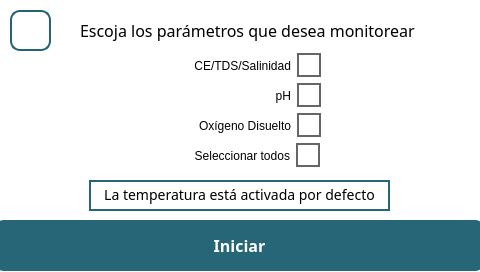
Qt form src/views/MonitoringView/MonitoringSelect.ui (Giocerz/water_quality_rpi_unal) before a commit.
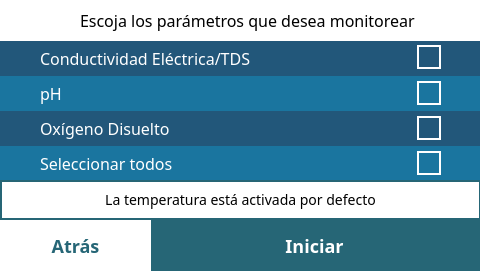
The same form after that commit.

Commit message: feat: update MonitoringSelect UI layout and styles for improved usability

```diff
--- a/src/views/MonitoringView/MonitoringSelect.ui
+++ b/src/views/MonitoringView/MonitoringSelect.ui
@@ -43,9 +43,9 @@
    <widget class="QPushButton" name="initBtn">
     <property name="geometry">
      <rect>
-      <x>-6</x>
+      <x>149</x>
       <y>220</y>
-      <width>491</width>
+      <width>331</width>
       <height>51</height>
      </rect>
     </property>
@@ -53,10 +53,9 @@
      <string notr="true">QPushButton {
 	background-color: #266676;
 	color: white;
-	font-size: 16px;
+	font-size: 18px;
 	font-weight: 500;
 	height: 50px;
-	border-radius: 10px;
 	border: none;
 }</string>
     </property>
@@ -67,32 +66,31 @@
    <widget class="QPushButton" name="backBtn">
     <property name="geometry">
      <rect>
-      <x>10</x>
-      <y>10</y>
-      <width>41</width>
-      <height>41</height>
+      <x>0</x>
+      <y>220</y>
+      <width>151</width>
+      <height>51</height>
      </rect>
     </property>
     <property name="styleSheet">
-     <string notr="true">	height: 40px;
-	border-radius: 10px;
-	border: 2px solid #266276;
+     <string notr="true">QPushButton {
 	background-color: white;
-	color: #00007f;
-	font-weight: 500;
-	font-size: 16px;</string>
+	color: #266676;
+	font-size: 18px;
+	border: none;
+}</string>
     </property>
     <property name="text">
-     <string/>
+     <string>Atrás</string>
     </property>
    </widget>
    <widget class="QCheckBox" name="tdsCheckBox">
     <property name="geometry">
      <rect>
-      <x>170</x>
-      <y>50</y>
-      <width>151</width>
-      <height>31</height>
+      <x>0</x>
+      <y>40</y>
+      <width>441</width>
+      <height>35</height>
      </rect>
     </property>
     <property name="layoutDirection">
@@ -108,7 +106,7 @@
 QCheckBox::indicator {
     width: 20px; /* Ancho del indicador */
     height: 20px; /* Alto del indicador */
-    border: 2px solid #666; /* Borde del indicador */
+    border: 2px solid white; /* Borde del indicador */
 }
 
 QCheckBox::indicator:checked {
@@ -120,88 +118,14 @@
 }</string>
     </property>
     <property name="text">
-     <string>CE/TDS/Salinidad</string>
-    </property>
-   </widget>
-   <widget class="QCheckBox" name="phCheckBox">
-    <property name="geometry">
-     <rect>
-      <x>180</x>
-      <y>80</y>
-      <width>141</width>
-      <height>31</height>
-     </rect>
-    </property>
-    <property name="layoutDirection">
-     <enum>Qt::RightToLeft</enum>
-    </property>
-    <property name="styleSheet">
-     <string notr="true">QCheckBox {
-	background-color: transparent;
-	height: 10px;
-	font: 14px &quot;Poppins&quot;;
-}
-
-QCheckBox::indicator {
-    width: 20px; /* Ancho del indicador */
-    height: 20px; /* Alto del indicador */
-    border: 2px solid #666; /* Borde del indicador */
-}
-
-QCheckBox::indicator:checked {
-    background-color: #00007f; /* Color de fondo cuando está marcado */
-}
-
-QCheckBox::indicator:unchecked {
-    background-color: transparent;
-}</string>
-    </property>
-    <property name="text">
-     <string>pH</string>
-    </property>
-   </widget>
-   <widget class="QCheckBox" name="oxygenCheckBox">
-    <property name="geometry">
-     <rect>
-      <x>150</x>
-      <y>110</y>
-      <width>171</width>
-      <height>31</height>
-     </rect>
-    </property>
-    <property name="layoutDirection">
-     <enum>Qt::RightToLeft</enum>
-    </property>
-    <property name="styleSheet">
-     <string notr="true">QCheckBox {
-	background-color: transparent;
-	height: 10px;
-	font: 14px &quot;Poppins&quot;;
-}
-
-QCheckBox::indicator {
-    width: 20px; /* Ancho del indicador */
-    height: 20px; /* Alto del indicador */
-    border: 2px solid #666; /* Borde del indicador */
-}
-
-QCheckBox::indicator:checked {
-    background-color: #00007f; /* Color de fondo cuando está marcado */
-}
-
-QCheckBox::indicator:unchecked {
-    background-color: transparent;
-}</string>
-    </property>
-    <property name="text">
-     <string>Oxígeno Disuelto</string>
+     <string/>
     </property>
    </widget>
    <widget class="QLabel" name="label">
     <property name="geometry">
      <rect>
       <x>80</x>
-      <y>10</y>
+      <y>0</y>
       <width>361</width>
       <height>41</height>
      </rect>
@@ -210,50 +134,13 @@
      <string>&lt;html&gt;&lt;head/&gt;&lt;body&gt;&lt;p&gt;Escoja los parámetros que desea monitorear&lt;/p&gt;&lt;/body&gt;&lt;/html&gt;</string>
     </property>
    </widget>
-   <widget class="QCheckBox" name="allCheckBox">
-    <property name="geometry">
-     <rect>
-      <x>159</x>
-      <y>140</y>
-      <width>161</width>
-      <height>31</height>
-     </rect>
-    </property>
-    <property name="layoutDirection">
-     <enum>Qt::RightToLeft</enum>
-    </property>
-    <property name="styleSheet">
-     <string notr="true">QCheckBox {
-	background-color: transparent;
-	height: 10px;
-	font: 14px &quot;Poppins&quot;;
-}
-
-QCheckBox::indicator {
-    width: 20px; /* Ancho del indicador */
-    height: 20px; /* Alto del indicador */
-    border: 2px solid #666; /* Borde del indicador */
-}
-
-QCheckBox::indicator:checked {
-    background-color: #00007f; /* Color de fondo cuando está marcado */
-}
-
-QCheckBox::indicator:unchecked {
-    background-color: transparent;
-}</string>
-    </property>
-    <property name="text">
-     <string>Seleccionar todos</string>
-    </property>
-   </widget>
    <widget class="QLabel" name="label_2">
     <property name="geometry">
      <rect>
-      <x>89</x>
+      <x>0</x>
       <y>180</y>
-      <width>301</width>
-      <height>31</height>
+      <width>481</width>
+      <height>40</height>
      </rect>
     </property>
     <property name="styleSheet">
@@ -271,16 +158,262 @@
    <widget class="QLabel" name="imageLbl">
     <property name="geometry">
      <rect>
-      <x>380</x>
-      <y>60</y>
-      <width>101</width>
-      <height>101</height>
+      <x>0</x>
+      <y>41</y>
+      <width>480</width>
+      <height>35</height>
      </rect>
     </property>
+    <property name="styleSheet">
+     <string notr="true">background-color: #22577a;</string>
+    </property>
     <property name="text">
      <string/>
     </property>
    </widget>
+   <widget class="QLabel" name="label_4">
+    <property name="geometry">
+     <rect>
+      <x>0</x>
+      <y>76</y>
+      <width>480</width>
+      <height>35</height>
+     </rect>
+    </property>
+    <property name="styleSheet">
+     <string notr="true">background-color: #1a759f;</string>
+    </property>
+    <property name="text">
+     <string/>
+    </property>
+   </widget>
+   <widget class="QCheckBox" name="phCheckBox">
+    <property name="geometry">
+     <rect>
+      <x>0</x>
+      <y>76</y>
+      <width>441</width>
+      <height>35</height>
+     </rect>
+    </property>
+    <property name="layoutDirection">
+     <enum>Qt::RightToLeft</enum>
+    </property>
+    <property name="styleSheet">
+     <string notr="true">QCheckBox {
+	background-color: transparent;
+	height: 10px;
+	font: 14px &quot;Poppins&quot;;
+}
+
+QCheckBox::indicator {
+    width: 20px; /* Ancho del indicador */
+    height: 20px; /* Alto del indicador */
+    border: 2px solid white; /* Borde del indicador */
+}
+
+QCheckBox::indicator:checked {
+    background-color: #00007f; /* Color de fondo cuando está marcado */
+}
+
+QCheckBox::indicator:unchecked {
+    background-color: transparent;
+}</string>
+    </property>
+    <property name="text">
+     <string/>
+    </property>
+   </widget>
+   <widget class="QLabel" name="label_5">
+    <property name="geometry">
+     <rect>
+      <x>0</x>
+      <y>111</y>
+      <width>480</width>
+      <height>35</height>
+     </rect>
+    </property>
+    <property name="styleSheet">
+     <string notr="true">background-color: #22577a;</string>
+    </property>
+    <property name="text">
+     <string/>
+    </property>
+   </widget>
+   <widget class="QCheckBox" name="oxygenCheckBox">
+    <property name="geometry">
+     <rect>
+      <x>0</x>
+      <y>111</y>
+      <width>441</width>
+      <height>35</height>
+     </rect>
+    </property>
+    <property name="layoutDirection">
+     <enum>Qt::RightToLeft</enum>
+    </property>
+    <property name="styleSheet">
+     <string notr="true">QCheckBox {
+	background-color: transparent;
+	height: 10px;
+	font: 14px &quot;Poppins&quot;;
+}
+
+QCheckBox::indicator {
+    width: 20px; /* Ancho del indicador */
+    height: 20px; /* Alto del indicador */
+    border: 2px solid white; /* Borde del indicador */
+}
+
+QCheckBox::indicator:checked {
+    background-color: #00007f; /* Color de fondo cuando está marcado */
+}
+
+QCheckBox::indicator:unchecked {
+    background-color: transparent;
+}</string>
+    </property>
+    <property name="text">
+     <string/>
+    </property>
+   </widget>
+   <widget class="QLabel" name="label_6">
+    <property name="geometry">
+     <rect>
+      <x>0</x>
+      <y>146</y>
+      <width>480</width>
+      <height>35</height>
+     </rect>
+    </property>
+    <property name="styleSheet">
+     <string notr="true">background-color: #1a759f;</string>
+    </property>
+    <property name="text">
+     <string/>
+    </property>
+   </widget>
+   <widget class="QCheckBox" name="allCheckBox">
+    <property name="geometry">
+     <rect>
+      <x>0</x>
+      <y>146</y>
+      <width>441</width>
+      <height>35</height>
+     </rect>
+    </property>
+    <property name="layoutDirection">
+     <enum>Qt::RightToLeft</enum>
+    </property>
+    <property name="styleSheet">
+     <string notr="true">QCheckBox {
+	background-color: transparent;
+	height: 10px;
+	font: 14px &quot;Poppins&quot;;
+}
+
+QCheckBox::indicator {
+    width: 20px; /* Ancho del indicador */
+    height: 20px; /* Alto del indicador */
+    border: 2px solid white; /* Borde del indicador */
+}
+
+QCheckBox::indicator:checked {
+    background-color: #00007f; /* Color de fondo cuando está marcado */
+}
+
+QCheckBox::indicator:unchecked {
+    background-color: transparent;
+}</string>
+    </property>
+    <property name="text">
+     <string/>
+    </property>
+   </widget>
+   <widget class="QLabel" name="label_7">
+    <property name="geometry">
+     <rect>
+      <x>40</x>
+      <y>41</y>
+      <width>361</width>
+      <height>35</height>
+     </rect>
+    </property>
+    <property name="styleSheet">
+     <string notr="true">background-color: transparent;
+color: white;</string>
+    </property>
+    <property name="text">
+     <string>Conductividad Eléctrica/TDS</string>
+    </property>
+   </widget>
+   <widget class="QLabel" name="label_8">
+    <property name="geometry">
+     <rect>
+      <x>40</x>
+      <y>76</y>
+      <width>361</width>
+      <height>35</height>
+     </rect>
+    </property>
+    <property name="styleSheet">
+     <string notr="true">background-color: transparent;
+color: white;</string>
+    </property>
+    <property name="text">
+     <string>pH</string>
+    </property>
+   </widget>
+   <widget class="QLabel" name="label_9">
+    <property name="geometry">
+     <rect>
+      <x>40</x>
+      <y>111</y>
+      <width>361</width>
+      <height>35</height>
+     </rect>
+    </property>
+    <property name="styleSheet">
+     <string notr="true">background-color: transparent;
+color: white;</string>
+    </property>
+    <property name="text">
+     <string>Oxígeno Disuelto</string>
+    </property>
+   </widget>
+   <widget class="QLabel" name="label_10">
+    <property name="geometry">
+     <rect>
+      <x>40</x>
+      <y>146</y>
+      <width>361</width>
+      <height>35</height>
+     </rect>
+    </property>
+    <property name="styleSheet">
+     <string notr="true">background-color: transparent;
+color: white;</string>
+    </property>
+    <property name="text">
+     <string>Seleccionar todos</string>
+    </property>
+   </widget>
+   <zorder>label_4</zorder>
+   <zorder>label_8</zorder>
+   <zorder>label_3</zorder>
+   <zorder>label_7</zorder>
+   <zorder>label_6</zorder>
+   <zorder>label_5</zorder>
+   <zorder>initBtn</zorder>
+   <zorder>backBtn</zorder>
+   <zorder>tdsCheckBox</zorder>
+   <zorder>label</zorder>
+   <zorder>label_2</zorder>
+   <zorder>phCheckBox</zorder>
+   <zorder>label_9</zorder>
+   <zorder>label_10</zorder>
+   <zorder>oxygenCheckBox</zorder>
+   <zorder>allCheckBox</zorder>
   </widget>
  </widget>
  <resources/>
```
Left out of the diff: 2 changed lines with no effect on the pictures. The commit also changes 1 other file.
